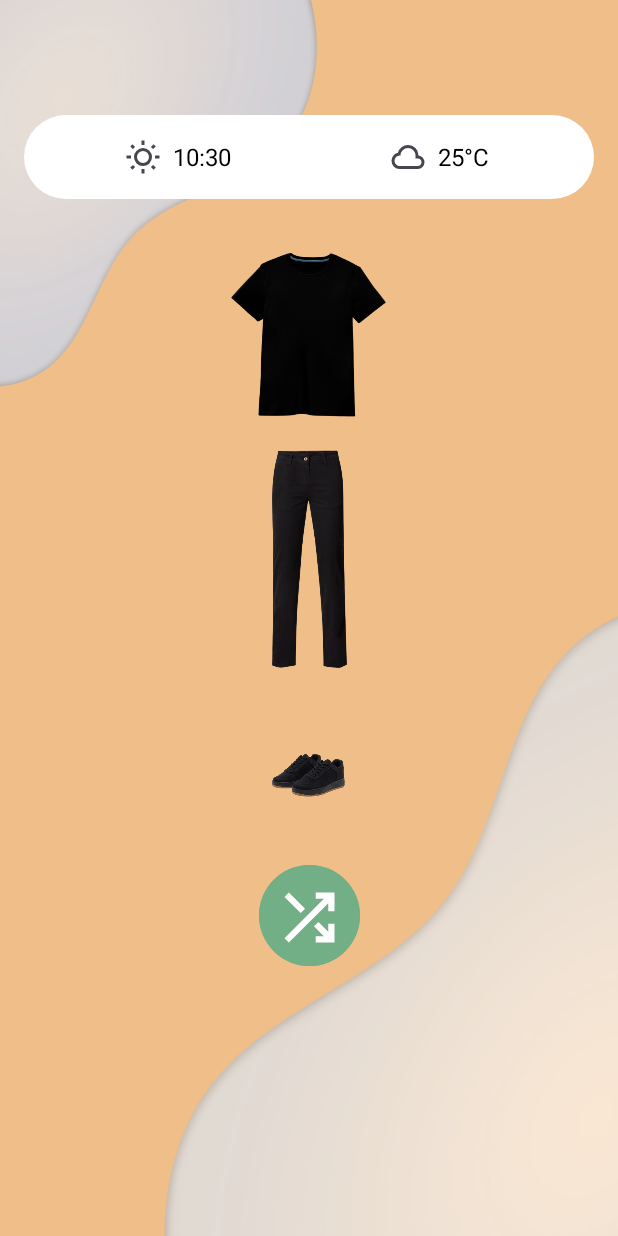
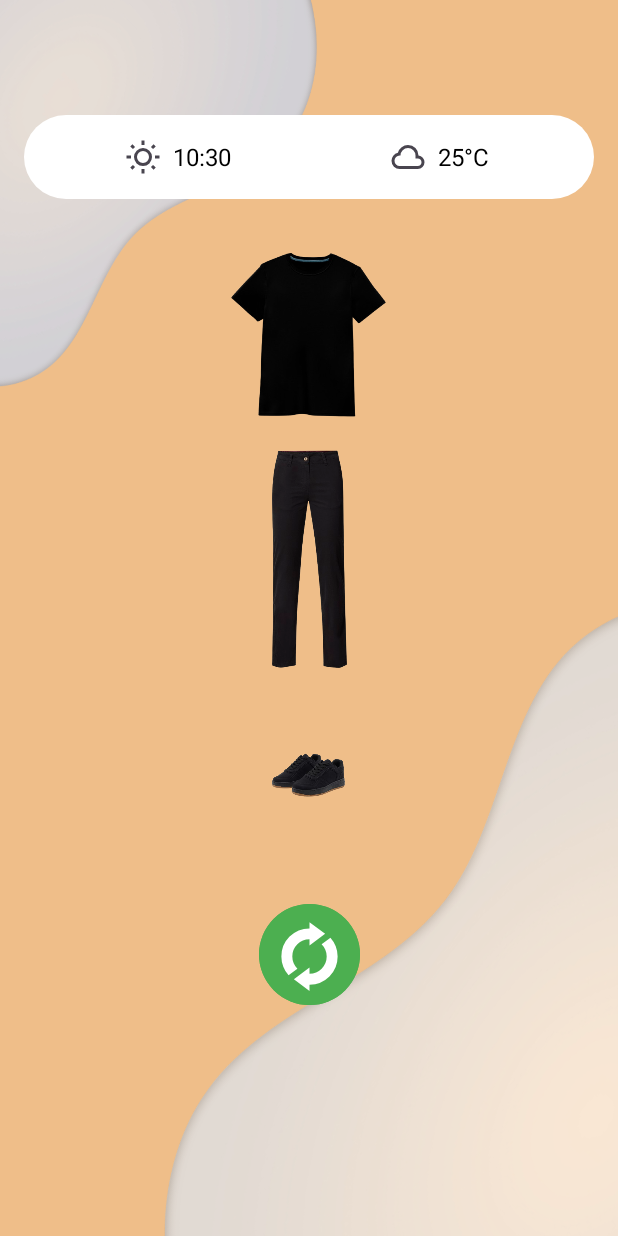
Before and after one commit to ybb0004/WearIt, an Android app: the fragment_w02_0001_home screen opened through its navigation route, on a phone screen of 412 x 824 dp. Run offline under Robolectric (Android 15) with nearby library versions, the phone set to English and light mode, and no system bars; our stand-ins replace CircleImageView, Firebase (no records; nobody signed in at launch, a user with empty details on screens opened directly); pictures from the network do not load.

Commit message:
CAMBIO Icono recargar

```diff
--- /dev/null
+++ b/WearIt/app/src/main/res/drawable/directory_sync_24px.xml
@@ -0,0 +1,10 @@
+<vector xmlns:android="http://schemas.android.com/apk/res/android"
+    android:width="24dp"
+    android:height="24dp"
+    android:viewportWidth="960"
+    android:viewportHeight="960"
+    android:tint="?attr/colorControlNormal">
+  <path
+      android:fillColor="@android:color/white"
+      android:pathData="M212,721Q169,673 144.5,611Q120,549 120,480Q120,330 225,225Q330,120 480,120L480,40L680,190L480,340L480,260Q389,260 324.5,324.5Q260,389 260,480Q260,526 277.5,566Q295,606 325,636L212,721ZM480,920L280,770L480,620L480,700Q571,700 635.5,635.5Q700,571 700,480Q700,434 682.5,394Q665,354 635,324L748,239Q791,287 815.5,349Q840,411 840,480Q840,630 735,735Q630,840 480,840L480,920Z"/>
+</vector>
--- a/WearIt/app/src/main/res/layout/fragment_w02_0001_home.xml
+++ b/WearIt/app/src/main/res/layout/fragment_w02_0001_home.xml
@@ -138,15 +138,15 @@
         style="?attr/materialIconButtonFilledStyle"
         android:layout_width="75dp"
         android:layout_height="75dp"
-        android:backgroundTint="@color/color_verde_claro"
+        android:backgroundTint="@color/green"
         android:gravity="center"
-        app:icon="@drawable/shuffle_24px"
+        app:icon="@drawable/directory_sync_24px"
         app:iconGravity="textTop"
         app:iconSize="50dp"
         app:layout_constraintBottom_toBottomOf="parent"
         app:layout_constraintEnd_toEndOf="parent"
         app:layout_constraintStart_toStartOf="parent"
         app:layout_constraintTop_toBottomOf="@+id/linearLayout2"
-        app:layout_constraintVertical_bias="0.120000005" />
+        app:layout_constraintVertical_bias="0.25" />
 
 </androidx.constraintlayout.widget.ConstraintLayout>
```
